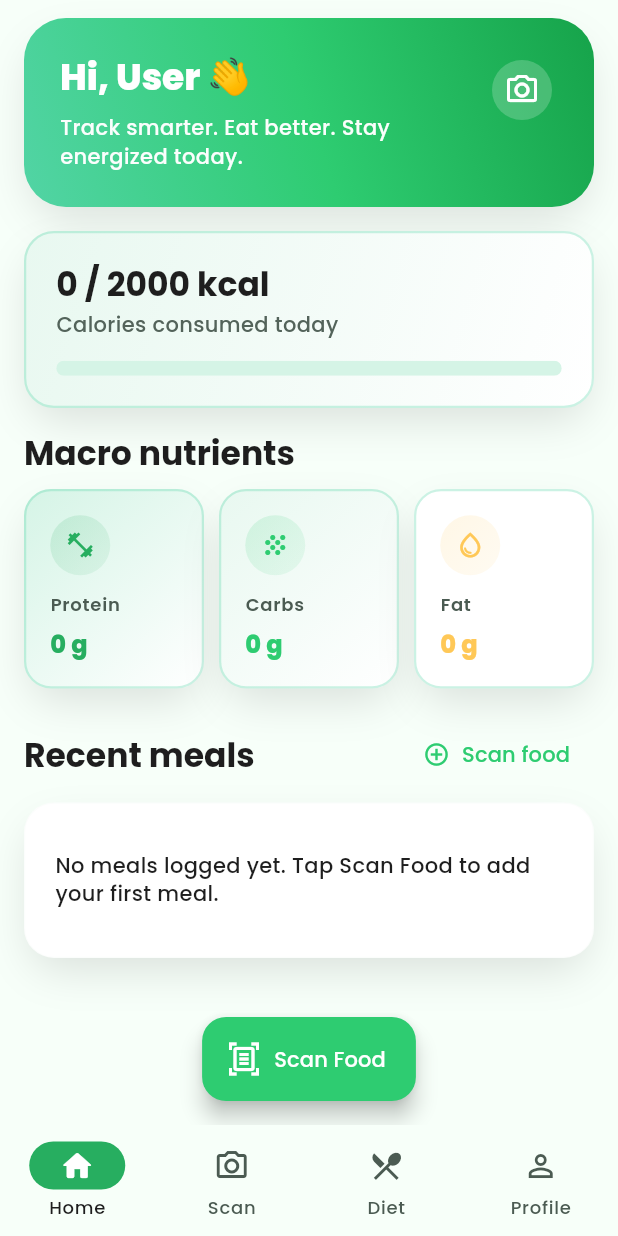
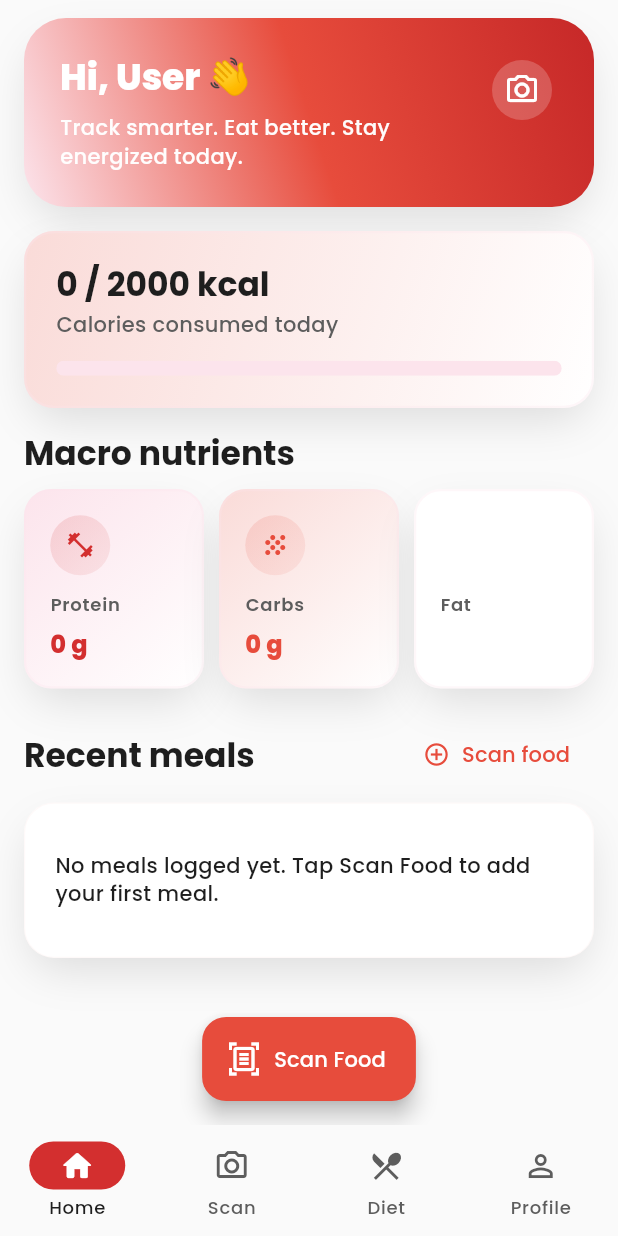
Before and after one commit to khamar21/Meal-Detector-, a Flutter app: the screen it shows after launch, on a phone screen of 412 x 824 dp. Run offline on Flutter 3.47's test engine with Material 3 defaults, Android fonts, the light colour scheme and no system bars; our stand-ins replace flutter_image_compress, flutter_riverpod, google_fonts, image_picker, shared_preferences, speech_to_text.

Commit message:
updated app theme

```diff
--- /dev/null
+++ b/devtools_options.yaml
@@ -0,0 +1,3 @@
+description: This file stores settings for Dart & Flutter DevTools.
+documentation: https://docs.flutter.dev/tools/devtools/extensions#configure-extension-enablement-states
+extensions:
--- a/lib/core/ui/palette.dart
+++ b/lib/core/ui/palette.dart
@@ -3,35 +3,35 @@ import 'package:flutter/material.dart';
 class Palette {
   const Palette._();
 
-  // Primary Green Shades
-  static const Color primary = Color(0xFF2ECC71);
-  static const Color primaryStrong = Color(0xFF1FA853);
-  static const Color primarySoft = Color(0xFF7BE7A8);
-  static const Color primaryExtraLight = Color(0xFFE8F8F0);
+  // Primary Red Shades
+  static const Color primary = Color(0xFFE74C3C);
+  static const Color primaryStrong = Color(0xFFC0392B);
+  static const Color primarySoft = Color(0xFFF5B7B1);
+  static const Color primaryExtraLight = Color(0xFFFADBD8);
 
-  // Secondary Green Shades
-  static const Color secondary = Color(0xFF27AE60);
-  static const Color secondarySoft = Color(0xFF5AC89F);
-  static const Color secondaryLight = Color(0xFF52D4A5);
-  static const Color secondaryExtraLight = Color(0xFFD5F4E6);
+  // Secondary Red Shades
+  static const Color secondary = Color(0xFFD32F2F);
+  static const Color secondarySoft = Color(0xFFEF9A9A);
+  static const Color secondaryLight = Color(0xFFFCE4EC);
+  static const Color secondaryExtraLight = Color(0xFFFCE4EC);
 
-  // Tertiary Green Shade
-  static const Color tertiaryGreen = Color(0xFF16A34A);
-  static const Color tertiaryGreenLight = Color(0xFFC6F6D5);
+  // Tertiary Red Shade
+  static const Color tertiaryGreen = Color(0xFFC62828);
+  static const Color tertiaryGreenLight = Color(0xFFFFCDD2);
 
   // Accent & Complementary
-  static const Color accent = Color(0xFFFFC857);
-  static const Color accentSoft = Color(0xFFFFD97D);
+  static const Color accent = Color(0xFFFFFFFF);
+  static const Color accentSoft = Color(0xFFFAFAFA);
 
-  static const Color background = Color(0xFFF7FFF9);
+  static const Color background = Color(0xFFFAFAFA);
   static const Color surface = Color(0xFFFFFFFF);
-  static const Color surfaceTint = Color(0xFFE9F9EF);
+  static const Color surfaceTint = Color(0xFFFADBD8);
   static const Color card = surface;
 
   static const Color text = Color(0xFF1E1E1E);
-  static const Color textMuted = Color(0xFF53635A);
-  static const Color outline = Color(0xFFD3E7DA);
-  static const Color outlineSoft = Color(0xFFE2F1E8);
+  static const Color textMuted = Color(0xFF5D5D5D);
+  static const Color outline = Color(0xFFF5B7B1);
+  static const Color outlineSoft = Color(0xFFFADBD8);
 
   static const Color success = Color(0xFF27AE60);
   static const Color warning = Color(0xFFF39C12);
@@ -50,7 +50,7 @@ class Palette {
     colors: [primarySoft, primary, secondary],
   );
 
-  // New Green Gradients
+  // New Red Gradients
   static const LinearGradient premiumGreenGradient = LinearGradient(
     begin: Alignment.topLeft,
     end: Alignment.bottomRight,
--- a/lib/main.dart
+++ b/lib/main.dart
@@ -25,12 +25,12 @@ class MyApp extends StatelessWidget {
       onError: Colors.white,
       surface: AppColors.background,
       onSurface: AppColors.text,
-      surfaceContainerHighest: Color(0xFFE9F9EF),
-      onSurfaceVariant: Color(0xFF4B5B52),
-      outline: Color(0xFFD3E7DA),
+      surfaceContainerHighest: Color(0xFFFADBD8),
+      onSurfaceVariant: Color(0xFF5D5D5D),
+      outline: Color(0xFFF5B7B1),
       outlineVariant: Palette.primaryExtraLight,
       tertiary: AppColors.accent,
-      onTertiary: Color(0xFF3A2B02),
+      onTertiary: Color(0xFF1E1E1E),
     );
 
     final textTheme = GoogleFonts.poppinsTextTheme().copyWith(
```
Also changed, not shown: lib/core/architecture/datasource.dart (line endings or trailing spaces).
